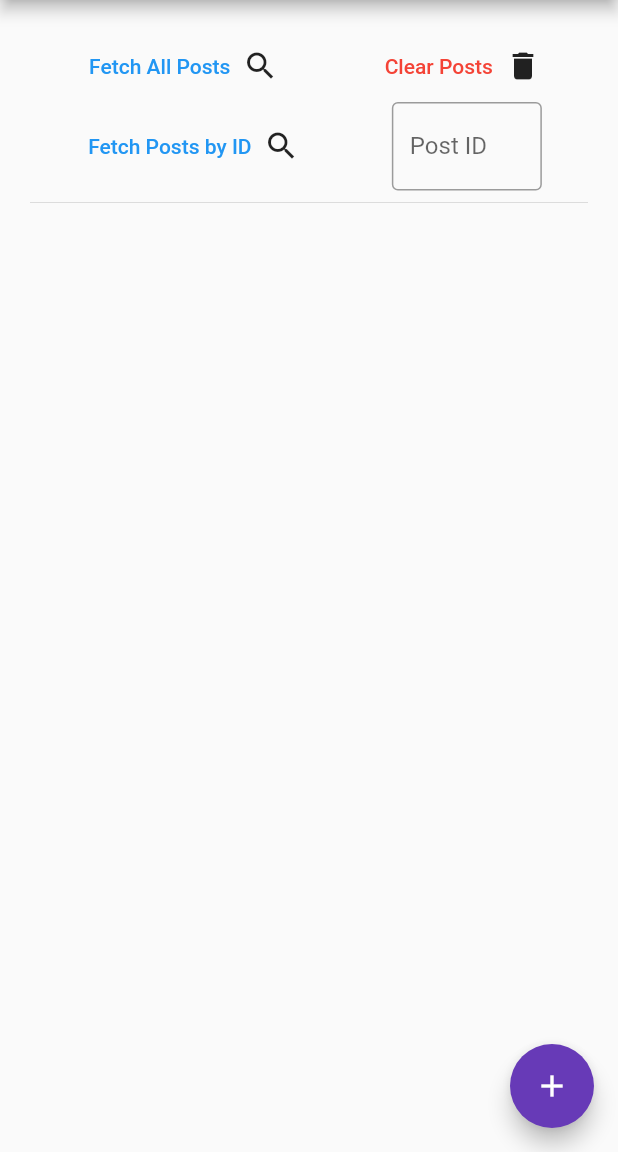
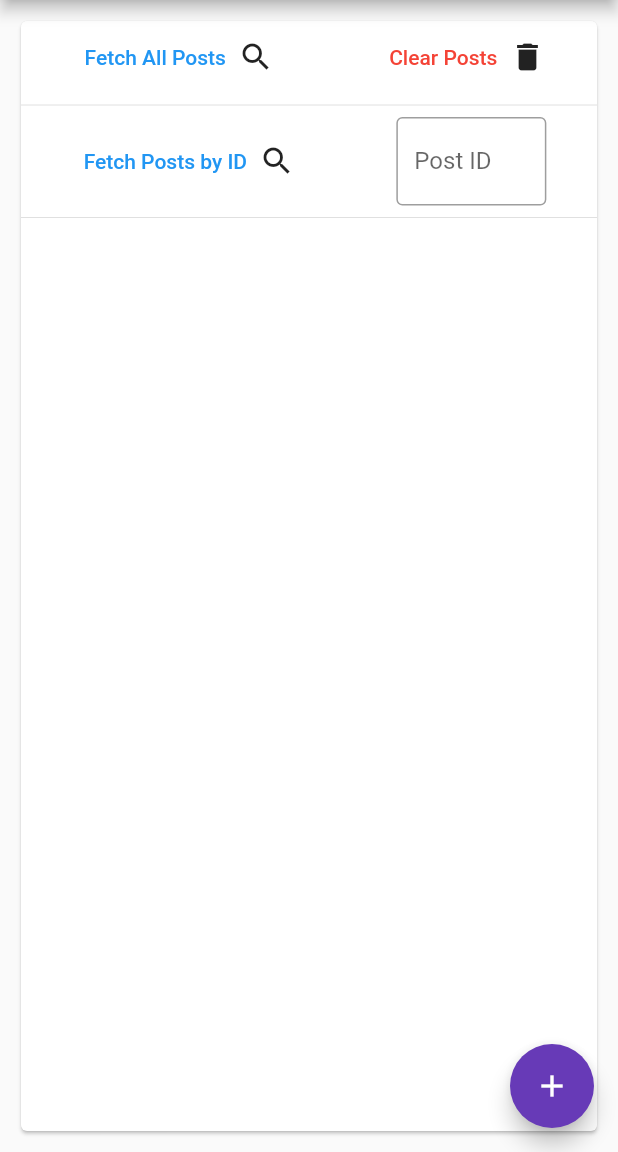
Before and after one commit to natanielthegrey/flutter-http-integration, a Flutter app: the screen it shows after launch, on a phone screen of 412 x 824 dp, the part 84-1236 px from its top. Run offline on Flutter 3.47's test engine with Material 2 defaults, Android fonts, the light colour scheme and no system bars.

Commit message:
chore: changed style

```diff
--- a/lib/screens/posts.dart
+++ b/lib/screens/posts.dart
@@ -36,8 +36,9 @@ class _PostsState extends State<Posts> {
   @override
   Widget build(BuildContext context) {
     return Container(
-      padding: EdgeInsets.all(20),
+      padding: const EdgeInsets.all(10),
       alignment: Alignment.topCenter,
+      child: Card(
         child: Column(
           children: [
             Row(
@@ -46,14 +47,15 @@ class _PostsState extends State<Posts> {
                 Row(
                   children: [
                     TextButton(
-                      child: Text('Fetch All Posts'), onPressed: _fetchPosts),
-                  Icon(Icons.search),
+                        onPressed: _fetchPosts,
+                        child: const Text('Fetch All Posts')),
+                    const Icon(Icons.search),
                   ],
                 ),
                 Row(
                   children: [
                     TextButton(
-                      child: Text(
+                        child: const Text(
                           'Clear Posts',
                           style: TextStyle(
                             color: Colors.red,
@@ -64,19 +66,20 @@ class _PostsState extends State<Posts> {
                             _posts = [];
                           });
                         }),
-                  Icon(Icons.delete),
+                    const Icon(Icons.delete),
                   ],
                 ),
               ],
             ),
+            Divider(),
             Row(
               mainAxisAlignment: MainAxisAlignment.spaceAround,
               children: [
                 Row(
                   children: [
                     TextButton(
-                      child: Text('Fetch Posts by ID'), onPressed: _fetchPost),
-                  Icon(Icons.search),
+                        child: const Text('Fetch Posts by ID'), onPressed: _fetchPost),
+                    const Icon(Icons.search),
                   ],
                 ),
                 Row(
@@ -103,7 +106,6 @@ class _PostsState extends State<Posts> {
                 itemCount: _posts.length,
                 itemBuilder: (context, index) {
                   return Card(
-                  elevation: 5,
                     child: ListTile(
                       onTap: () => Navigator.of(context).push(
                         MaterialPageRoute(
@@ -132,6 +134,7 @@ class _PostsState extends State<Posts> {
             ),
           ],
         ),
+      ),
     );
   }
 }
```
Lines whose indentation alone changed are shown as unchanged.
